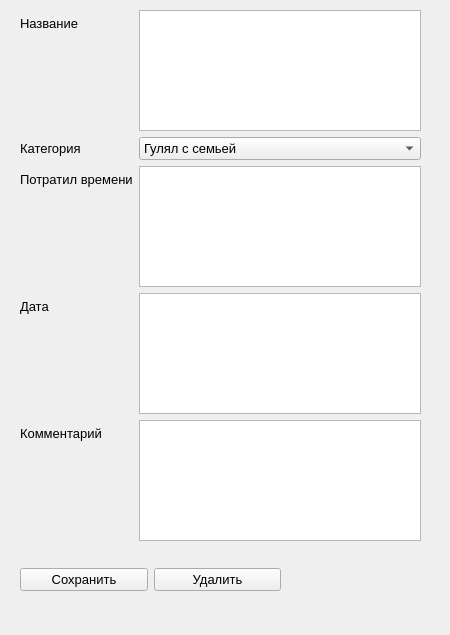
Before: the Qt Designer form design/edit_event.ui in yurii-bel/project_2021, drawn with Qt 5.
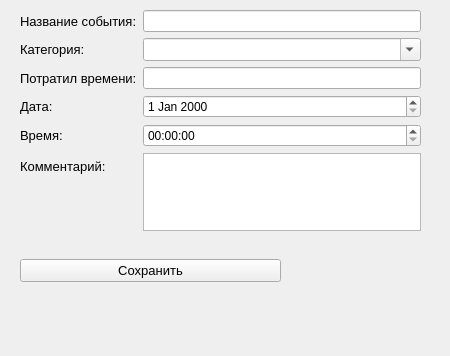
After: the same form once the commit is applied.

Patch:
```diff
--- a/design/edit_event.ui
+++ b/design/edit_event.ui
@@ -7,7 +7,7 @@
     <x>0</x>
     <y>0</y>
     <width>450</width>
-    <height>635</height>
+    <height>356</height>
    </rect>
   </property>
   <property name="windowTitle">
@@ -19,28 +19,12 @@
      <x>20</x>
      <y>10</y>
      <width>401</width>
-     <height>531</height>
+     <height>221</height>
     </rect>
    </property>
    <layout class="QFormLayout" name="formLayout">
-    <item row="0" column="0">
-     <widget class="QLabel" name="lbl_name">
-      <property name="font">
-       <font>
-        <family>Arial</family>
-        <pointsize>10</pointsize>
-       </font>
-      </property>
-      <property name="text">
-       <string>Название</string>
-      </property>
-     </widget>
-    </item>
-    <item row="0" column="1">
-     <widget class="QPlainTextEdit" name="tE_name"/>
-    </item>
     <item row="1" column="0">
-     <widget class="QLabel" name="lbl_category">
+     <widget class="QLabel" name="lbl_name">
       <property name="font">
        <font>
         <family>Arial</family>
@@ -48,32 +32,15 @@
        </font>
       </property>
       <property name="text">
-       <string>Категория</string>
+       <string>Название события:</string>
       </property>
      </widget>
     </item>
     <item row="1" column="1">
-     <widget class="QComboBox" name="cB_category">
-      <property name="font">
-       <font>
-        <family>Arial</family>
-        <pointsize>10</pointsize>
-       </font>
-      </property>
-      <item>
-       <property name="text">
-        <string>Гулял с семьей</string>
-       </property>
-      </item>
-      <item>
-       <property name="text">
-        <string>Ходил в магазин</string>
-       </property>
-      </item>
-     </widget>
+     <widget class="QLineEdit" name="lE_name"/>
     </item>
     <item row="2" column="0">
-     <widget class="QLabel" name="lbl_time">
+     <widget class="QLabel" name="lbl_category">
       <property name="font">
        <font>
         <family>Arial</family>
@@ -81,43 +48,85 @@
        </font>
       </property>
       <property name="text">
-       <string>Потратил времени</string>
-      </property>
-     </widget>
-    </item>
-    <item row="3" column="0">
-     <widget class="QLabel" name="lbl_date">
-      <property name="font">
-       <font>
-        <family>Arial</family>
-        <pointsize>10</pointsize>
-       </font>
-      </property>
-      <property name="text">
-       <string>Дата</string>
-      </property>
-     </widget>
-    </item>
-    <item row="4" column="0">
-     <widget class="QLabel" name="lbl_comment">
-      <property name="font">
-       <font>
-        <family>Arial</family>
-        <pointsize>10</pointsize>
-       </font>
-      </property>
-      <property name="text">
-       <string>Комментарий</string>
+       <string>Категория:</string>
       </property>
      </widget>
     </item>
     <item row="2" column="1">
-     <widget class="QPlainTextEdit" name="tE_time"/>
+     <widget class="QComboBox" name="cB_category">
+      <property name="font">
+       <font>
+        <family>Arial</family>
+        <pointsize>10</pointsize>
+       </font>
+      </property>
+      <property name="editable">
+       <bool>true</bool>
+      </property>
+     </widget>
+    </item>
+    <item row="3" column="0">
+     <widget class="QLabel" name="lbl_time">
+      <property name="font">
+       <font>
+        <family>Arial</family>
+        <pointsize>10</pointsize>
+       </font>
+      </property>
+      <property name="text">
+       <string>Потратил времени:</string>
+      </property>
+     </widget>
     </item>
     <item row="3" column="1">
-     <widget class="QPlainTextEdit" name="tE_date"/>
+     <widget class="QLineEdit" name="lE_duration"/>
+    </item>
+    <item row="4" column="0">
+     <widget class="QLabel" name="lbl_date">
+      <property name="font">
+       <font>
+        <family>Arial</family>
+        <pointsize>10</pointsize>
+       </font>
+      </property>
+      <property name="text">
+       <string>Дата:</string>
+      </property>
+     </widget>
     </item>
     <item row="4" column="1">
+     <widget class="QDateEdit" name="dE_date"/>
+    </item>
+    <item row="5" column="0">
+     <widget class="QLabel" name="lbl_time_2">
+      <property name="font">
+       <font>
+        <family>Arial</family>
+        <pointsize>10</pointsize>
+       </font>
+      </property>
+      <property name="text">
+       <string>Время:</string>
+      </property>
+     </widget>
+    </item>
+    <item row="5" column="1">
+     <widget class="QTimeEdit" name="tE_time"/>
+    </item>
+    <item row="6" column="0">
+     <widget class="QLabel" name="lbl_comment">
+      <property name="font">
+       <font>
+        <family>Arial</family>
+        <pointsize>10</pointsize>
+       </font>
+      </property>
+      <property name="text">
+       <string>Комментарий:</string>
+      </property>
+     </widget>
+    </item>
+    <item row="6" column="1">
      <widget class="QPlainTextEdit" name="tE_comment"/>
     </item>
    </layout>
@@ -126,9 +135,9 @@
    <property name="geometry">
     <rect>
      <x>20</x>
-     <y>540</y>
+     <y>240</y>
      <width>261</width>
-     <height>80</height>
+     <height>61</height>
     </rect>
    </property>
    <layout class="QHBoxLayout" name="horizontalLayout">
@@ -145,19 +154,6 @@
       </property>
      </widget>
     </item>
-    <item>
-     <widget class="QPushButton" name="btn_del">
-      <property name="font">
-       <font>
-        <family>Arial</family>
-        <pointsize>10</pointsize>
-       </font>
-      </property>
-      <property name="text">
-       <string>Удалить</string>
-      </property>
-     </widget>
-    </item>
    </layout>
   </widget>
  </widget>
```
